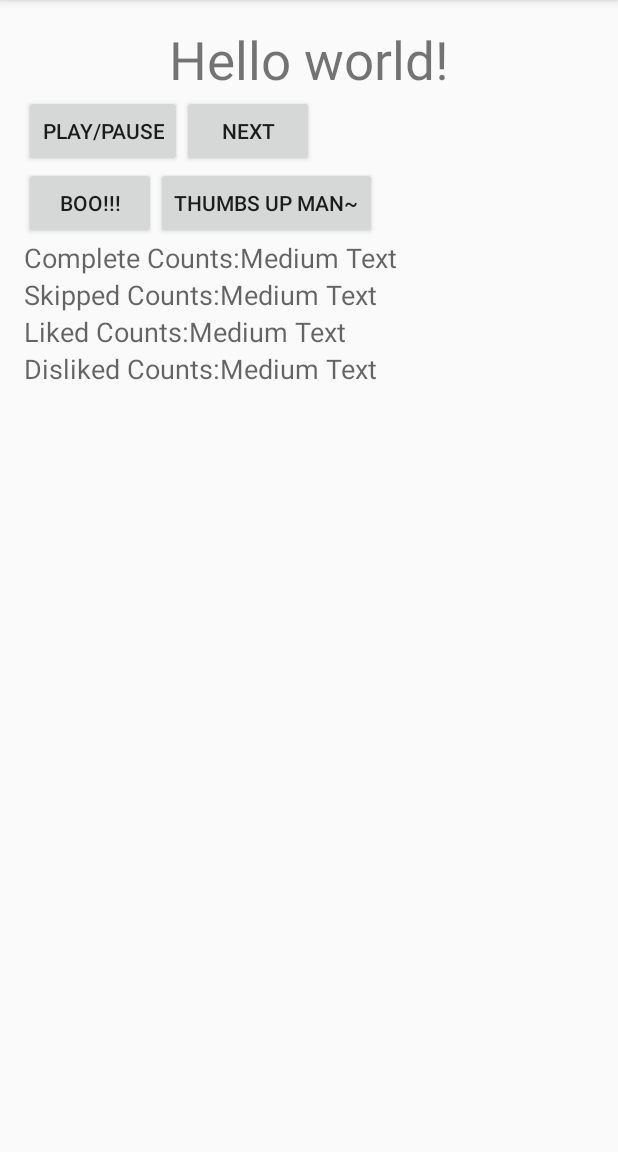
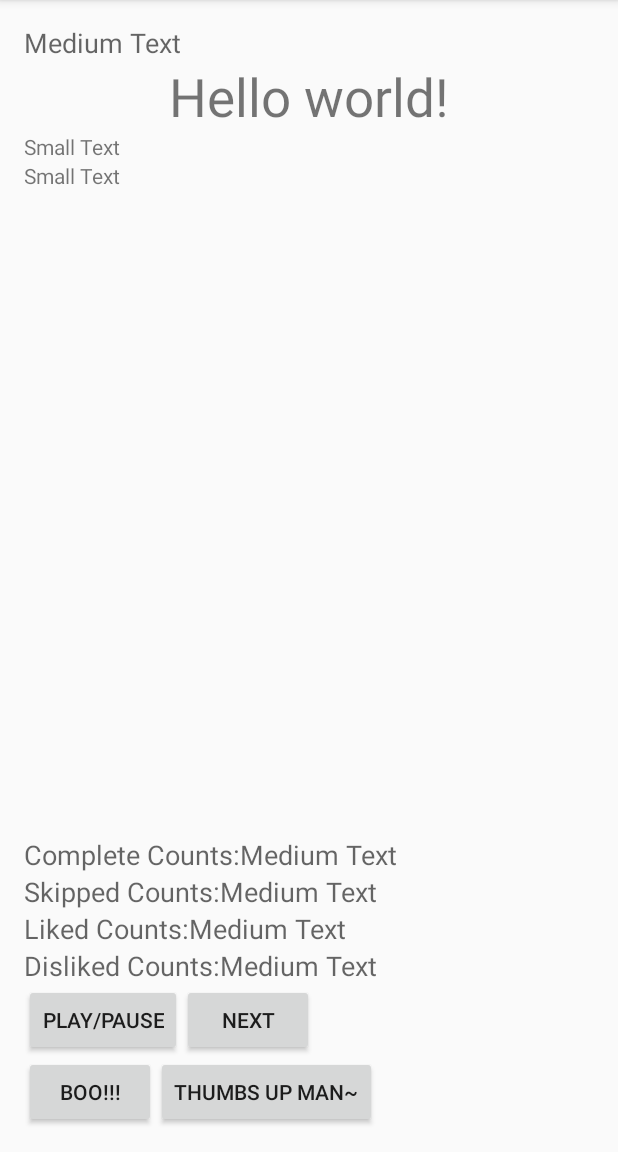
Before and after one commit to xuatz/XMPv2, an Android app: the screen it shows after launch (MainActivity), on a phone screen of 412 x 824 dp, the part 84-1236 px from its top. Run offline under Robolectric (Android 15) with nearby library versions, the phone set to English and light mode, and no system bars; libraries missing offline, so code that uses them is left out: hirondelle.date4j, io.realm; 10 statements that could not run were skipped.

Commit message:
- updated music player layout - added new "underrated" session - updated stats generation code for each track at MySongManager

```diff
--- a/app/src/main/java/com/xuatzsolutions/xuatzmediaplayer2/HelperClasses/MySongManager.java
+++ b/app/src/main/java/com/xuatzsolutions/xuatzmediaplayer2/HelperClasses/MySongManager.java
@@ -9,8 +9,13 @@ import android.util.Log;
 import com.xuatzsolutions.xuatzmediaplayer2.MainActivity;
 import com.xuatzsolutions.xuatzmediaplayer2.Models.Migration;
 import com.xuatzsolutions.xuatzmediaplayer2.Models.Track;
+import com.xuatzsolutions.xuatzmediaplayer2.Models.TrackStats;
 
+import java.util.Calendar;
+
+import hirondelle.date4j.DateTime;
 import io.realm.Realm;
+import io.realm.RealmResults;
 
 /**
  * Created by xuatz on 24/9/2015.
@@ -33,7 +38,7 @@ public class MySongManager {
             MediaStore.Audio.Media.ALBUM_KEY
     };
 
-    public static void updateLibrary(Context context) {
+    public static void updateLibrary(Context context, boolean rebuildStats) {
         Log.d(TAG, "updateLibrary() start");
 
         Realm realm = Realm.getInstance(Migration.getConfig(context));
@@ -64,49 +69,75 @@ public class MySongManager {
         int albumIdColumn 		= cursor.getColumnIndex(MediaStore.Audio.Media.ALBUM_ID);
         int albumKeyColumn 		= cursor.getColumnIndex(MediaStore.Audio.Media.ALBUM_KEY);
 
-        int debugCount = 0;
-
+        realm.beginTransaction();
         while (cursor.moveToNext()) {
             Track track = new Track();
 
+            Track res2 = realm.where(Track.class).equalTo("title", cursor.getString(titleColumn)).findFirst();
+            if (res2 != null) {
+                track = res2;
+
+                if (rebuildStats) {
+                    RealmResults<TrackStats> statsRes =
+                            realm.where(TrackStats.class)
+                                    .equalTo("title", track.getTitle())
+                                    .findAll();
+
+                    if (!statsRes.isEmpty()) {
+                        Log.d(TAG, "==================");
+                        Log.d(TAG, "track.getTitle(): " + track.getTitle());
+                        Log.d(TAG, "track.getCompletedCount(): " + track.getCompletedCount());
+                        Log.d(TAG, "track.getSkippedCount(): " + track.getSkippedCount());
+                        Log.d(TAG, "track.getLikedCount(): " + track.getLikedCount());
+                        Log.d(TAG, "track.getDislikedCount(): " + track.getDislikedCount());
+
+                        //res.where().equalTo("type", TrackStats.SONG_SELECTED) //TODO not implemented yet
+                        int completedCount = statsRes.where().equalTo("type", TrackStats.SONG_COMPLETED).findAll().size();
+                        int skippedCount = statsRes.where().equalTo("type", TrackStats.SONG_SKIPPED).findAll().size();
+                        int likedCount = statsRes.where().equalTo("type", TrackStats.SONG_LIKED).findAll().size();
+                        int dislikedCount = statsRes.where().equalTo("type", TrackStats.SONG_DISLIKED).findAll().size();
+
+                        track.setCompletedCount(completedCount);
+                        track.setSkippedCount(skippedCount);
+                        track.setLikedCount(likedCount);
+                        track.setDislikedCount(dislikedCount);
+                        track.setStatsUpdatedAt(DateTime.now(Calendar.getInstance().getTimeZone()).toString());
+
+                        Track test = realm.where(Track.class)
+                                .equalTo("title", track.getTitle())
+                                .findFirst();
+
+                        Log.d(TAG, "test.getTitle(): " + test.getTitle());
+                        Log.d(TAG, "test.getCompletedCount(): " + test.getCompletedCount());
+                        Log.d(TAG, "test.getSkippedCount(): " + test.getSkippedCount());
+                        Log.d(TAG, "test.getLikedCount(): " + test.getLikedCount());
+                        Log.d(TAG, "test.getDislikedCount(): " + test.getDislikedCount());
+
+                        Log.d(TAG, "==================");
+                    }
+                }
+            } else {
+                track.setTitle(cursor.getString(titleColumn));
+                track.setDateAdded(cursor.getString(dateAddedColumn));
+            }
+
             track.setId(cursor.getLong(idColumn));
             track.setDisplayName(cursor.getString(displayNameColumn));
-            track.setTitle(cursor.getString(titleColumn));
             track.setTitleKey(cursor.getString(titleKeyColumn));
             track.setDuration(cursor.getInt(durationColumn));
             track.setTrackNo(cursor.getInt(trackColumn));
             track.setArtist(cursor.getString(artistColumn));
-            track.setDateAdded(cursor.getString(dateAddedColumn));
             track.setPath(cursor.getString(dataColumn));
 
             track.setAlbum(cursor.getString(albumColumn));
             track.setAlbumId(cursor.getString(albumIdColumn));
             track.setAlbumKey(cursor.getString(albumKeyColumn));
 
-            if (debugCount == 5) {
-                Log.d(TAG, "MediaStore.Audio.Media._ID: " + track.getId());
-                Log.d(TAG, "MediaStore.Audio.Media.DISPLAY_NAME: " + track.getDisplayName());
-                Log.d(TAG, "MediaStore.Audio.Media.TITLE: " + track.getTitle());
-                Log.d(TAG, "MediaStore.Audio.Media.TITLE_KEY: " + track.getTitleKey());
-                Log.d(TAG, "MediaStore.Audio.Media.DATE_ADDED: " + track.getDateAdded());
-
-                Log.d(TAG, "MediaStore.Audio.Media.ALBUM: " + track.getAlbum());
-                Log.d(TAG, "MediaStore.Audio.Media.ALBUM_ID: " + track.getAlbumId());
-                Log.d(TAG, "MediaStore.Audio.Media.ALBUM_KEY: " + track.getAlbumKey());
-            }
-
-            debugCount++;
-
-            realm.beginTransaction();
             realm.copyToRealmOrUpdate(track);
-            realm.commitTransaction();
         }
-
-        Log.d(TAG, "no of cursor items: " + cursor.getCount());
+        realm.commitTransaction();
 
         cursor.close();
-
-
         Log.d(TAG, "updateLibrary() end");
     }
 }
--- a/app/src/main/java/com/xuatzsolutions/xuatzmediaplayer2/MainActivity.java
+++ b/app/src/main/java/com/xuatzsolutions/xuatzmediaplayer2/MainActivity.java
@@ -29,7 +29,6 @@ import java.util.Calendar;
 
 import hirondelle.date4j.DateTime;
 import io.realm.Realm;
-import io.realm.RealmConfiguration;
 import io.realm.RealmResults;
 
 public class MainActivity extends Activity {
@@ -56,6 +55,10 @@ public class MainActivity extends Activity {
     private TextView tvCurrentTrackLikeCount;
     private TextView tvCurrentTrackDislikeCount;
 
+    private TextView tvCurrentTrackArtist;
+    private TextView tvCurrentTrackAlbum;
+    private TextView tvCurrentSessionType;
+
     private Button btnPlayPause;
     private Button btnNext;
     private Button btnLiked;
@@ -77,6 +80,10 @@ public class MainActivity extends Activity {
         //tvCurrentTrackSelectCount = (TextView) findViewById(R.id.tvCurrentTrackSelectCount);
         tvCurrentTrackLikeCount = (TextView) findViewById(R.id.tvCurrentTrackLikeCount);
         tvCurrentTrackDislikeCount = (TextView) findViewById(R.id.tvCurrentTrackDislikeCount);
+
+        tvCurrentSessionType = (TextView) findViewById(R.id.tv_session_type);
+        tvCurrentTrackArtist = (TextView) findViewById(R.id.tv_artist);
+        tvCurrentTrackAlbum = (TextView) findViewById(R.id.tv_album);
 
         mReceiver = new BroadcastReceiver() {
             @Override
@@ -102,6 +109,9 @@ public class MainActivity extends Activity {
                     case MediaPlayerService.INTENT_SESSION_TRACKS_GENERATED:
                         Log.d(TAG, "onReceive() INTENT_SESSION_TRACKS_GENERATED :mytest");
                         pdNewSession.dismiss();
+                        break;
+                    case MediaPlayerService.INTENT_NOT_ENOUGH_DATA_FOR_NON_GENERAL_SESSION:
+                        showShortToast("There is not enough data! Populating generic playlist!");
                         break;
                 }
             }
@@ -149,6 +159,9 @@ public class MainActivity extends Activity {
         intentFilter.addAction(MediaPlayerService.INTENT_MP_READY);
         intentFilter.addAction(MediaPlayerService.INTENT_SESSION_TRACKS_GENERATING);
         intentFilter.addAction(MediaPlayerService.INTENT_SESSION_TRACKS_GENERATED);
+        intentFilter.addAction(MediaPlayerService.INTENT_NOT_ENOUGH_DATA_FOR_NON_GENERAL_SESSION);
+
+        new PopulateSongLibrary().execute();
     }
 
     @Override
@@ -157,7 +170,6 @@ public class MainActivity extends Activity {
         super.onStart();
 
         initService();
-        new PopulateSongLibrary().execute();
     }
 
     @Override
@@ -196,8 +208,6 @@ public class MainActivity extends Activity {
             }
 
             if (mService.getCurrentTrack() != null) {
-
-
                 RealmResults<TrackStats> res =
                         realm.where(TrackStats.class)
                                 .equalTo("title", mService.getCurrentTrack().getTitle())
@@ -235,6 +245,9 @@ public class MainActivity extends Activity {
                 tvCurrentTrackLikeCount.setText(""+liked);
                 tvCurrentTrackDislikeCount.setText(""+disliked);
 
+                tvCurrentSessionType.setText(mService.getSessionTypeString());
+                tvCurrentTrackArtist.setText(mService.getCurrentTrack().getArtist());
+                tvCurrentTrackAlbum.setText(mService.getCurrentTrack().getAlbum());
             }
         }
     }
@@ -255,9 +268,6 @@ public class MainActivity extends Activity {
     protected void onDestroy() {
         super.onDestroy();
         Log.d(TAG, "onDestroy()");
-
-        //stopService(new Intent(this, MediaPlayerService.class));
-
         this.unregisterReceiver(mReceiver);
     }
 
@@ -270,10 +280,12 @@ public class MainActivity extends Activity {
             mService = binder.getService();
             mBound = true;
 
-            //TODO-note
-            //for dev purpose, auto-start MP upon bound
             if (!mService.isPlaying()) {
-                mService.prepNextSong();
+                if (mService.getCurrentTrack() != null) {
+                    updateScreenAndNotification();
+                } else {
+                    mService.startSession(MediaPlayerService.SESSION_TYPE_GENERAL);
+                }
             } else {
                 updateScreenAndNotification();
             }
@@ -300,19 +312,21 @@ public class MainActivity extends Activity {
         // as you specify a parent activity in AndroidManifest.xml.
         int id = item.getItemId();
 
-
         switch (id) {
             case R.id.action_settings:
                 //noinspection SimplifiableIfStatement
                 return true;
             case R.id.action_general:
-                mService.startSession();
+                mService.startSession(MediaPlayerService.SESSION_TYPE_GENERAL);
                 return true;
             case R.id.action_newly_added_songs:
+                //mService.startSession(MediaPlayerService.SESSION_TYPE_NEW);
                 return true;
             case R.id.action_underrated:
+                mService.startSession(MediaPlayerService.SESSION_TYPE_UNDERRATED);
                 return true;
             case R.id.action_trash_tier:
+                //mService.startSession(MediaPlayerService.SESSION_TYPE_TRASH);
                 return true;
         }
 
@@ -321,61 +335,18 @@ public class MainActivity extends Activity {
 
     public class PopulateSongLibrary extends AsyncTask<Void, Void, Void> {
 
+        private boolean isLibEmpty = true;
+        private boolean rebuildStats = false;
+
         private ProgressDialog progressDialog;
-
-        private boolean isLibEmpty = true;
 
         @Override
         protected void onPreExecute() {
             super.onPreExecute();
-
             RealmResults<Track> res = realm.where(Track.class).findAll();
 
-            if (!res.isEmpty()) {
-                boolean rebuildStats;
-
-                if (res.first().getStatsUpdatedAt() == null || res.first().getStatsUpdatedAt().isEmpty()) {
-                    rebuildStats = true;
-                } else {
-                    DateTime now = DateTime.now(Calendar.getInstance().getTimeZone());
-                    DateTime lastUpdated = new DateTime(res.first().getStatsUpdatedAt());
-
-                    rebuildStats = now.numSecondsFrom(lastUpdated) > 8000;
-                }
-
-                if (rebuildStats) {
-                    for(int x = 0; x<res.size(); x++) {
-                        Track t = res.get(x);
-
-                        RealmResults<TrackStats> statsRes =
-                                realm.where(TrackStats.class)
-                                        .equalTo("title", t.getTitle())
-                                        .findAll();
-
-                        if (!statsRes.isEmpty()) {
-                            //res.where().equalTo("type", TrackStats.SONG_SELECTED) //TODO not implemented yet
-                            int completedCount = statsRes.where().equalTo("type", TrackStats.SONG_COMPLETED).findAll().size();
-                            int skippedCount = statsRes.where().equalTo("type", TrackStats.SONG_SKIPPED).findAll().size();
-                            int likedCount = statsRes.where().equalTo("type", TrackStats.SONG_LIKED).findAll().size();
-                            int dislikedCount = statsRes.where().equalTo("type", TrackStats.SONG_DISLIKED).findAll().size();
-
-                            realm.beginTransaction();
-
-                            t.setCompletedCount(completedCount);
-                            t.setSkippedCount(skippedCount);
-                            t.setLikedCount(likedCount);
-                            t.setDislikedCount(dislikedCount);
-
-                            t.setStatsUpdatedAt(DateTime.now(Calendar.getInstance().getTimeZone()).toString());
-
-                            realm.commitTransaction();
-                        }
-                    }
-                }
-            }
             if (res.size() == 0) {
                 isLibEmpty = true;
-
                 progressDialog = new ProgressDialog(MainActivity.this);
                 progressDialog.setMessage("Loading...");
                 progressDialog.setIndeterminate(false);
@@ -384,28 +355,39 @@ public class MainActivity extends Activity {
                 progressDialog.show();
             } else {
                 isLibEmpty = false;
+
+                if (!res.isEmpty()) {
+                    if (res.first().getStatsUpdatedAt() == null || res.first().getStatsUpdatedAt().isEmpty()) {
+                        rebuildStats = true;
+                    } else {
+                        DateTime now = DateTime.now(Calendar.getInstance().getTimeZone());
+                        DateTime lastUpdated = new DateTime(res.first().getStatsUpdatedAt());
+
+                        rebuildStats = now.numSecondsFrom(lastUpdated) > 60; //XZ: might change this to daily
+                    }
+                }
             }
         }
 
         @Override
         protected Void doInBackground(Void... params) {
-            MySongManager.updateLibrary(getApplicationContext());
+            MySongManager.updateLibrary(getApplicationContext(), rebuildStats);
             return null;
         }
 
         @Override
         protected void onPostExecute(Void result) {
             super.onPostExecute(result);
-            if (isLibEmpty) {
-                progressDialog.dismiss();
-
-                if(mBound) {
-                    mService.startSession();
+            if(mBound) {
+                if (isLibEmpty) {
+                    mService.startSession(MediaPlayerService.SESSION_TYPE_GENERAL);
+                    progressDialog.dismiss();
+                    isLibEmpty = false;
                 }
             }
         }
+    }
 
-    }
     public void initService() {
         Log.d(TAG, "initService()");
         Intent intent = new Intent(this, MediaPlayerService.class);
@@ -413,8 +395,6 @@ public class MainActivity extends Activity {
         bindService(intent, mConnection, Context.BIND_AUTO_CREATE);
     }
 
-
-
     private void showShortToast(String s) {
         CharSequence text = s;
         Toast toast = Toast.makeText(getApplicationContext(), text, Toast.LENGTH_SHORT);
--- a/app/src/main/res/layout/activity_main.xml
+++ b/app/src/main/res/layout/activity_main.xml
@@ -8,16 +8,16 @@
     <TextView android:text="@string/hello_world" android:layout_width="wrap_content"
         android:layout_height="wrap_content"
         android:id="@+id/tv_current_song_title"
-        android:layout_alignParentTop="true"
-        android:layout_centerHorizontal="true"
-        android:textSize="35sp" />
+        android:textSize="35sp"
+        android:layout_below="@+id/tv_session_type"
+        android:layout_centerHorizontal="true" />
 
     <Button
         android:layout_width="wrap_content"
         android:layout_height="wrap_content"
         android:text="Play/Pause"
         android:id="@+id/btn_play_pause"
-        android:layout_below="@+id/tv_current_song_title"
+        android:layout_above="@+id/btn_dislike"
         android:layout_alignParentStart="true" />
 
     <Button
@@ -33,7 +33,7 @@
         android:layout_height="wrap_content"
         android:text="Thumbs Up Man~"
         android:id="@+id/btn_like"
-        android:layout_below="@+id/btn_play_pause"
+        android:layout_alignTop="@+id/btn_dislike"
         android:layout_toEndOf="@+id/btn_dislike" />
 
     <Button
@@ -41,7 +41,7 @@
         android:layout_height="wrap_content"
         android:text="BOO!!!"
         android:id="@+id/btn_dislike"
-        android:layout_below="@+id/btn_play_pause"
+        android:layout_alignParentBottom="true"
         android:layout_alignParentStart="true" />
 
     <TextView
@@ -50,7 +50,7 @@
         android:textAppearance="?android:attr/textAppearanceMedium"
         android:text="Complete Counts:"
         android:id="@+id/textView"
-        android:layout_below="@+id/btn_like"
+        android:layout_alignTop="@+id/tvCurrentTrackComCount"
         android:layout_alignParentStart="true" />
 
     <TextView
@@ -59,7 +59,7 @@
         android:textAppearance="?android:attr/textAppearanceMedium"
         android:text="Skipped Counts:"
         android:id="@+id/textView2"
-        android:layout_below="@+id/textView"
+        android:layout_above="@+id/textView3"
         android:layout_alignParentStart="true" />
 
     <TextView
@@ -68,7 +68,7 @@
         android:textAppearance="?android:attr/textAppearanceMedium"
         android:text="Liked Counts:"
         android:id="@+id/textView3"
-        android:layout_below="@+id/textView2"
+        android:layout_above="@+id/textView4"
         android:layout_alignParentStart="true" />
 
     <TextView
@@ -77,8 +77,8 @@
         android:textAppearance="?android:attr/textAppearanceMedium"
         android:text="Disliked Counts:"
         android:id="@+id/textView4"
-        android:layout_below="@+id/textView3"
-        android:layout_alignParentStart="true" />
+        android:layout_above="@+id/btn_play_pause"
+        android:layout_toStartOf="@+id/tvCurrentTrackSkipCount" />
 
     <TextView
         android:layout_width="wrap_content"
@@ -116,4 +116,31 @@
         android:layout_alignTop="@+id/textView4"
         android:layout_toEndOf="@+id/textView4" />
 
+    <TextView
+        android:layout_width="wrap_content"
+        android:layout_height="wrap_content"
+        android:textAppearance="?android:attr/textAppearanceMedium"
+        android:text="Medium Text"
+        android:id="@+id/tv_session_type"
+        android:layout_alignParentTop="true"
+        android:layout_alignParentStart="true" />
+
+    <TextView
+        android:layout_width="wrap_content"
+        android:layout_height="wrap_content"
+        android:textAppearance="?android:attr/textAppearanceSmall"
+        android:text="Small Text"
+        android:id="@+id/tv_artist"
+        android:layout_below="@+id/tv_current_song_title"
+        android:layout_alignParentStart="true" />
+
+    <TextView
+        android:layout_width="wrap_content"
+        android:layout_height="wrap_content"
+        android:textAppearance="?android:attr/textAppearanceSmall"
+        android:text="Small Text"
+        android:id="@+id/tv_album"
+        android:layout_below="@+id/tv_artist"
+        android:layout_alignParentStart="true" />
+
 </RelativeLayout>
```
Also changed, not shown: app/src/main/java/com/xuatzsolutions/xuatzmediaplayer2/Services/MediaPlayerService.java (+154 -45 lines).
